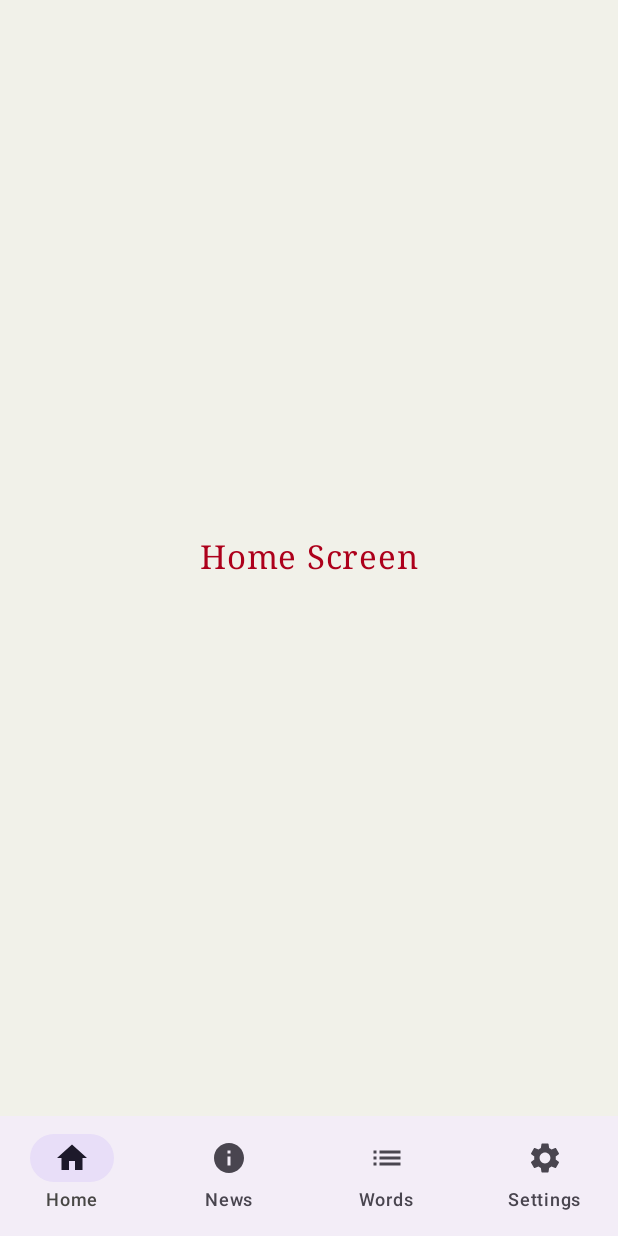
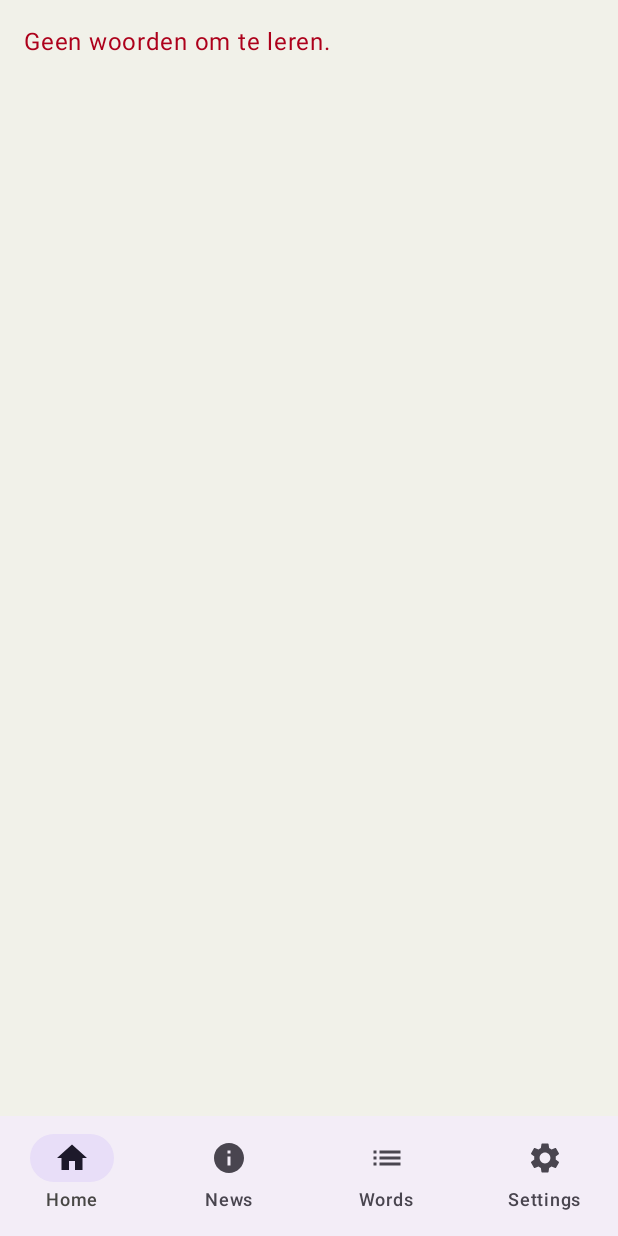
Before and after one commit to JeromeNL/DuoGerman, an Android app built with Jetpack Compose: the screen it shows after launch (MainActivity), on a phone screen of 412 x 824 dp. Run offline under Robolectric (Android 15) with nearby library versions, the phone set to English and light mode, and no system bars.

Commit message:
Basics of learn word at homescreen

```diff
--- a/app/src/main/java/nl/joramkwetters/duogerman/Screens/HomeScreen.kt
+++ b/app/src/main/java/nl/joramkwetters/duogerman/Screens/HomeScreen.kt
@@ -1,23 +1,55 @@
 package nl.joramkwetters.duogerman.Screens
 
-import androidx.compose.foundation.layout.Box
-import androidx.compose.foundation.layout.fillMaxSize
+import android.content.Context
+import androidx.compose.foundation.layout.Column
+import androidx.compose.foundation.layout.PaddingValues
+import androidx.compose.foundation.layout.padding
+import androidx.compose.material3.Button
 import androidx.compose.material3.Text
-import androidx.compose.runtime.Composable
-import androidx.compose.ui.Alignment
+import androidx.compose.runtime.*
 import androidx.compose.ui.Modifier
-import androidx.compose.ui.text.font.FontFamily
-import androidx.compose.ui.unit.sp
+import androidx.compose.ui.platform.LocalContext
+import androidx.compose.ui.unit.dp
+import com.google.gson.Gson
+import com.google.gson.reflect.TypeToken
 
 @Composable
 fun HomeScreen() {
-    Box(modifier = Modifier
-        .fillMaxSize(),
-        contentAlignment = Alignment.Center
-    ){
-        Text(text = "Home Screen",
-            fontFamily = FontFamily.Serif,
-            fontSize = 22.sp
-            )
+    val context = LocalContext.current
+    val sharedPreferences = context.getSharedPreferences("nl.joramkwetters.duogerman", Context.MODE_PRIVATE)
+    val gson = Gson()
+    val type = object : TypeToken<MutableList<Pair<String, String>>>() {}.type
+    val savedWordsString = sharedPreferences.getString("words_list", null)
+
+    val words = remember {
+        if (savedWordsString != null) {
+            gson.fromJson<MutableList<Pair<String, String>>>(savedWordsString, type)
+        } else {
+            mutableListOf<Pair<String, String>>()
+        }
+    }
+
+    var currentIndex by remember { mutableStateOf(0) }
+    var showTranslation by remember { mutableStateOf(false) }
+
+    if (words.isNotEmpty()) {
+        Column(modifier = Modifier.padding(16.dp)) {
+            Text(text = if (!showTranslation) "Wat is de vertaling van: ${words[currentIndex].first}?" else "Vertaling: ${words[currentIndex].second}",
+                modifier = Modifier.padding(PaddingValues(bottom = 8.dp)))
+
+            Button(
+                onClick = {
+                    if (showTranslation) {
+                        currentIndex = (currentIndex + 1) % words.size
+                    }
+                    showTranslation = !showTranslation
+                },
+                modifier = Modifier.padding(PaddingValues(top = 8.dp))
+            ) {
+                Text(if (!showTranslation) "Toon vertaling" else "Volgende")
+            }
+        }
+    } else {
+        Text("Geen woorden om te leren.", modifier = Modifier.padding(16.dp))
     }
 }
```
